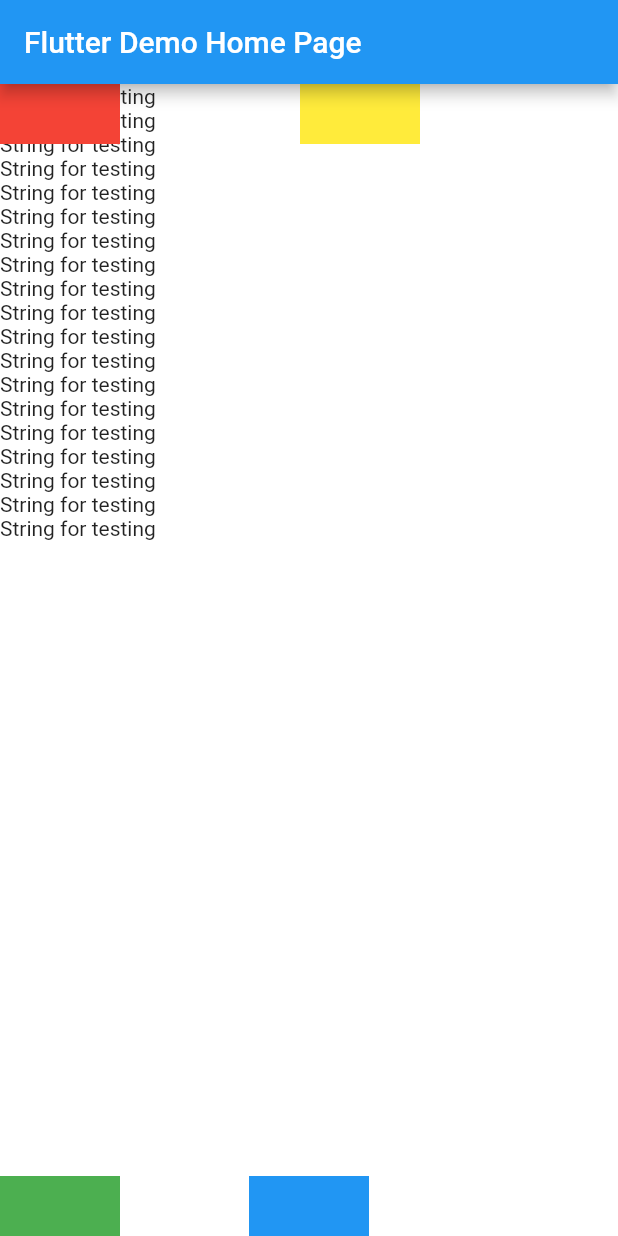
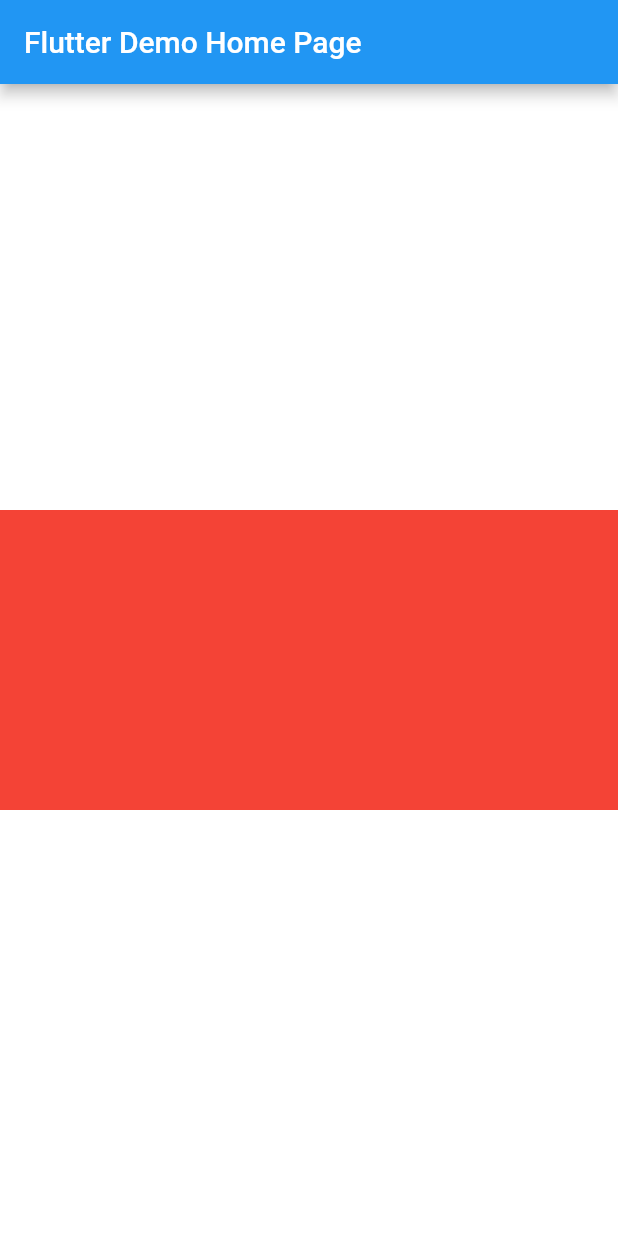
Before and after one commit to dan7sc/flutter-example2, a Flutter app: the screen it shows after launch, on a phone screen of 412 x 824 dp. Run offline on Flutter 3.47's test engine with Material 2 defaults, Android fonts, the phone set to English and light mode, and no system bars.

Commit message:
Add MediaQuery

```diff
--- a/lib/main.dart
+++ b/lib/main.dart
@@ -37,58 +37,11 @@ class _MyHomePageState extends State<MyHomePage> {
       ),
       body: Stack(
         children: [
-          Column(
-            children: [
-              Text("String for testing"),
-              Text("String for testing"),
-              Text("String for testing"),
-              Text("String for testing"),
-              Text("String for testing"),
-              Text("String for testing"),
-              Text("String for testing"),
-              Text("String for testing"),
-              Text("String for testing"),
-              Text("String for testing"),
-              Text("String for testing"),
-              Text("String for testing"),
-              Text("String for testing"),
-              Text("String for testing"),
-              Text("String for testing"),
-              Text("String for testing"),
-              Text("String for testing"),
-              Text("String for testing"),
-              Text("String for testing"),
-            ],
-          ),
           Align(
-            alignment: Alignment.bottomLeft,
+            alignment: Alignment.center,
             child: Container(
-              height: 40.0,
-              width: 80.0,
-              color: Colors.green,
-            ),
-          ),
-          Positioned(
-            left: 200,
-            child: Container(
-              height: 40.0,
-              width: 80.0,
-              color: Colors.yellow,
-            ),
-          ),
-          Align(
-            alignment: Alignment.bottomCenter,
-            child: Container(
-              height: 40.0,
-              width: 80.0,
-              color: Colors.blue,
-            ),
-          ),
-          Positioned(
-            left: 0,
-            child: Container(
-              height: 40.0,
-              width: 80.0,
+              height: 200,
+              width: MediaQuery.of(context).size.width,
               color: Colors.red,
             ),
           ),
```
